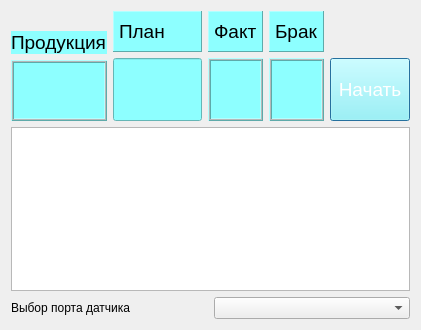
Before: the Qt Designer form dialog.ui in avovana/zebra_scanner_labeling, drawn with Qt 5.
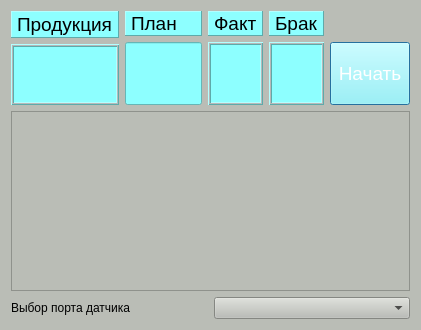
After: the same form once the commit is applied.

Diff of the .ui file:
```diff
--- a/dialog.ui
+++ b/dialog.ui
@@ -19,6 +19,9 @@
   <property name="windowTitle">
    <string>Dialog</string>
   </property>
+  <property name="styleSheet">
+   <string notr="true">background-color: rgb(186, 189, 182);</string>
+  </property>
   <layout class="QGridLayout" name="gridLayout">
    <item row="2" column="1" colspan="3">
     <layout class="QGridLayout" name="gridLayout_3">
@@ -39,17 +42,10 @@
    </item>
    <item row="1" column="1" colspan="2">
     <layout class="QVBoxLayout" name="verticalLayout">
-     <item>
-      <widget class="QLabel" name="label_9">
-       <property name="text">
-        <string/>
-       </property>
-      </widget>
-     </item>
      <item>
       <widget class="QLabel" name="label_5">
        <property name="sizePolicy">
-        <sizepolicy hsizetype="Preferred" vsizetype="Minimum">
+        <sizepolicy hsizetype="Preferred" vsizetype="Preferred">
          <horstretch>0</horstretch>
          <verstretch>0</verstretch>
         </sizepolicy>
@@ -57,7 +53,7 @@
        <property name="maximumSize">
         <size>
          <width>16777215</width>
-         <height>30</height>
+         <height>16777215</height>
         </size>
        </property>
        <property name="font">
@@ -68,6 +64,15 @@
        <property name="styleSheet">
         <string notr="true">background-color: rgb(141, 255, 255);</string>
        </property>
+       <property name="frameShape">
+        <enum>QFrame::Panel</enum>
+       </property>
+       <property name="frameShadow">
+        <enum>QFrame::Raised</enum>
+       </property>
+       <property name="midLineWidth">
+        <number>1</number>
+       </property>
        <property name="text">
         <string>Продукция</string>
        </property>
```
